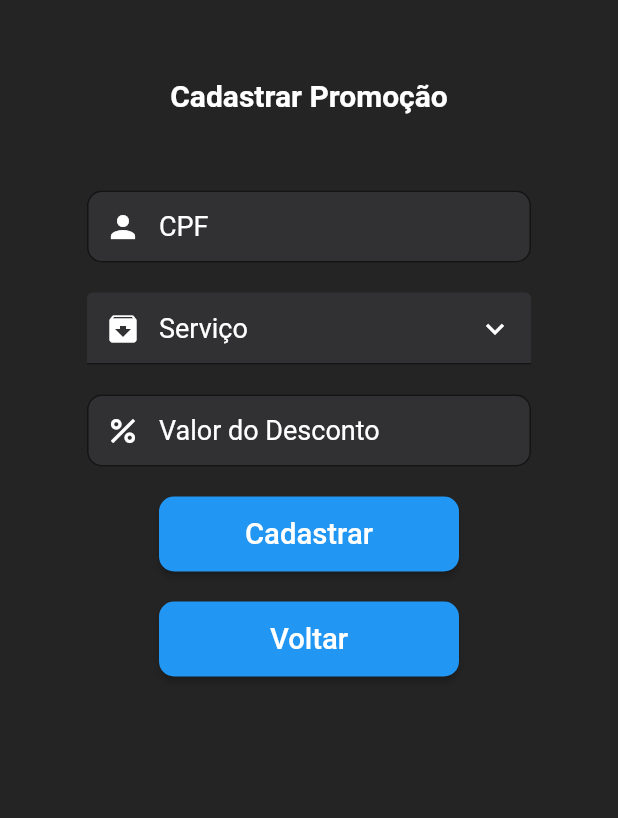
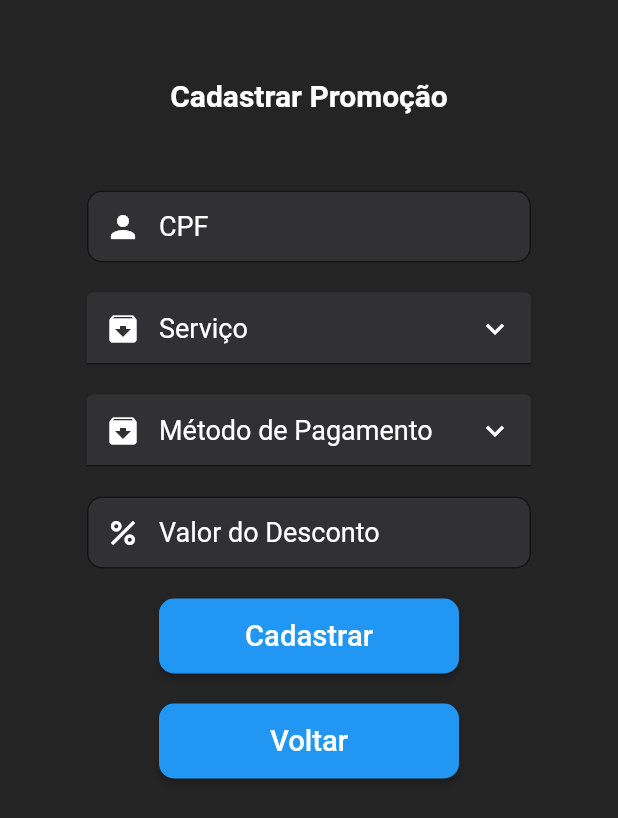
Before and after one commit to JoseRoberto1506/Customer-Flight-Predictor, a Flutter app: the TelaCadastrarPromocao screen opened by its route, on a phone screen of 412 x 824 dp. Shown: the top 818 px of the screen. Run offline on Flutter 3.47's test engine with Material 2 defaults, Android fonts, the phone set to English and light mode, and no system bars; our stand-ins replace cloud_firestore, firebase_auth, firebase_core; accounts and stored records are empty.

Commit message:
Mais Correções

```diff
--- a/lib/models/promocao_model.dart
+++ b/lib/models/promocao_model.dart
@@ -3,18 +3,21 @@ class Promocao{
   final String clienteCpf;
   final String servico;
   final String valor;
+  final String pagamento;
 
   const Promocao({
     this.id,
     required this.clienteCpf,
     required this.servico,
     required this.valor,
+    required this.pagamento,
   });
    Map<String, dynamic> toJson() => {
         'id': id,
         'clienteCpf': clienteCpf,
         'servico':servico,
         'valor': valor,
+        'pagamento': pagamento,
       };
 
   factory Promocao.fromJson(Map<String, dynamic> json) => Promocao(
@@ -22,9 +25,11 @@ class Promocao{
         clienteCpf: json['clienteCpf'],
         servico: json['servico'],
         valor: json['valor'],
+        pagamento: json['pagamento']
       );
 
   String getCPF() => clienteCpf;
   String getServico() =>servico;
   String getValor() => valor;
+  String getPagamento() => pagamento;
 }
--- a/lib/pages/cadastrar_promocao.dart
+++ b/lib/pages/cadastrar_promocao.dart
@@ -16,11 +16,14 @@ class TelaCadastrarPromocao extends StatefulWidget {
 }
 
 class _TelaCadastrarPromocao extends State<TelaCadastrarPromocao> {
+  String tituloTela = "";
+  String tituloBotao = "";
   final db = FirebaseFirestore.instance;
   final _formKey = GlobalKey<FormState>();
   late final TextEditingController _ClienteCpf;
   late final TextEditingController servico;
   late final TextEditingController _valor;
+  late final TextEditingController pagamento;
   final User? user = FirebaseAuth.instance.currentUser;
 
   @override
@@ -29,10 +32,17 @@ class _TelaCadastrarPromocao extends State<TelaCadastrarPromocao> {
     _ClienteCpf = TextEditingController();
     servico = TextEditingController();
     _valor = TextEditingController();
+    pagamento = TextEditingController();
         if (widget.promocao != null){
       _ClienteCpf.text = widget.promocao!.clienteCpf;
       servico.text = widget.promocao!.servico;
       _valor.text = widget.promocao!.valor;
+      pagamento.text = widget.promocao!.pagamento;
+      tituloTela = "Editar Promoção";
+      tituloBotao = "Editar";
+    }else{
+      tituloTela = "Cadastrar Promoção";
+      tituloBotao = "Cadastrar";
     }
   }
 
@@ -42,7 +52,8 @@ class _TelaCadastrarPromocao extends State<TelaCadastrarPromocao> {
           id: widget.promocao?.id ?? '',
           clienteCpf: _ClienteCpf.text,
           servico: servico.text,
-          valor: _valor.text);
+          valor: _valor.text,
+          pagamento: pagamento.text);
       final Map<String, dynamic> promocaoJson = promocao.toJson();
 
       String? uid = user?.uid;
@@ -78,8 +89,8 @@ class _TelaCadastrarPromocao extends State<TelaCadastrarPromocao> {
             const SizedBox(
               height: 52,
             ),
-            const Text(
-              'Cadastrar Promoção',
+            Text(
+              tituloTela,
               textAlign: TextAlign.center,
               maxLines: 1,
               style: TextStyle(
@@ -118,6 +129,15 @@ class _TelaCadastrarPromocao extends State<TelaCadastrarPromocao> {
             const SizedBox(
               height: 20,
             ),
+            Dropdown(
+              controller: pagamento,
+              dropOpcoes: ['Saque Bancário', 'Cartão de Crédito', 'Cheque'],
+              hint: 'Método de Pagamento',
+              icon: Icon(Icons.archive, color: Colors.white),
+            ),
+            const SizedBox(
+              height: 20,
+            ),
             CampoForm(
               controller: _valor,
               obscureText: false,
@@ -135,7 +155,7 @@ class _TelaCadastrarPromocao extends State<TelaCadastrarPromocao> {
             const SizedBox(
               height: 20,
             ),
-            Botao(fn: cadastrarpromocao, texto: "Cadastrar"),
+            Botao(fn: cadastrarpromocao, texto: tituloBotao),
             const SizedBox(
               height: 20,
             ),
--- a/lib/pages/componentes/caixabonita.dart
+++ b/lib/pages/componentes/caixabonita.dart
@@ -14,7 +14,7 @@ class CaixaBonita extends StatelessWidget {
                   padding: const EdgeInsets.all(20.0),
                   child: Container(
                     width: 350,
-                    height: 112,
+                    height: 120,
                     alignment: Alignment.center,
                     decoration: BoxDecoration(
                       color: const Color.fromARGB(255, 71, 70, 70),
--- a/lib/pages/lista_promocoes.dart
+++ b/lib/pages/lista_promocoes.dart
@@ -63,7 +63,7 @@ class _ListaPromocoesState extends State<ListaPromocoes> {
                     filho: ListTile(
                   textColor: Colors.white,
                   title: Text('CPF do Cliente: ${promocao.getCPF()}'),
-                  subtitle: Text('Serviço: ${promocao.getServico()}\nValor: ${promocao.getValor()}%'),
+                  subtitle: Text('Serviço: ${promocao.getServico()}\nValor: ${promocao.getValor()}%\nMétodo de Pagamento: ${promocao.getPagamento()}'),
                   trailing: SizedBox(
                     width: 100,
                     child: Row(
```
